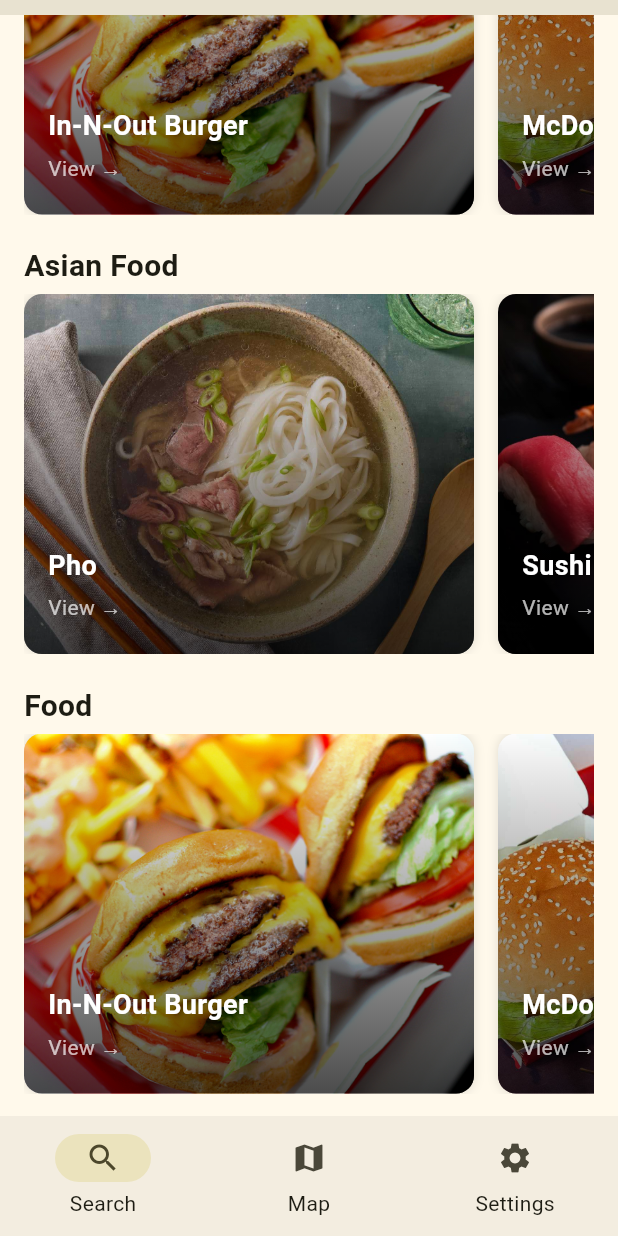
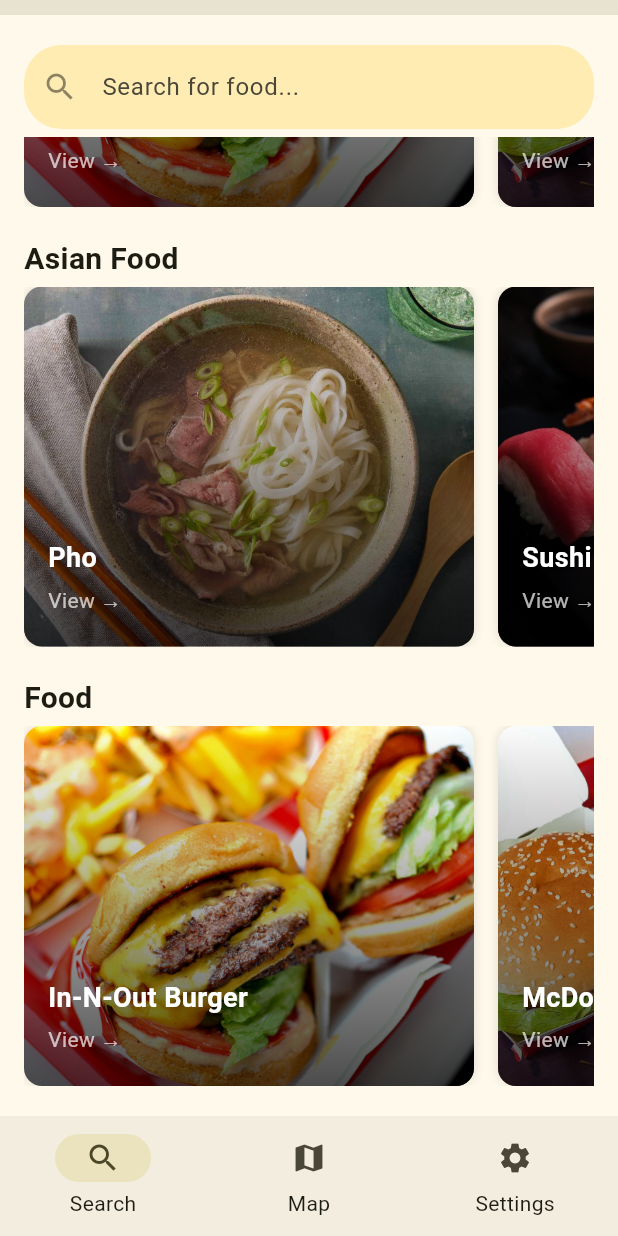
Before and after one commit to Eric19La/Mystery-Munch, a Flutter app: the screen it shows after launch, scrolled down 339 dp, on a phone screen of 412 x 824 dp. Run offline on Flutter 3.47's test engine with Material 3 defaults, Android fonts, the phone set to English and light mode, and no system bars.

Commit message:
Search bar stays at the top when scrolling

```diff
--- a/mobile_app/lib/screens/home_screen.dart
+++ b/mobile_app/lib/screens/home_screen.dart
@@ -34,14 +34,18 @@ class _HomeScreenState extends State<HomeScreen> {
       ),
 
       // Body Section
-      body: SingleChildScrollView(
+      body: Column(
+        children: [
+          const SizedBox(height: 20),
+          const SearchBarWidget(),
+          const SizedBox(height: 5),
+
+          Expanded(
+            child: SingleChildScrollView(
               child: Column(
                 crossAxisAlignment: CrossAxisAlignment.start,
                 children: [
-            const SizedBox(height: 25),
-            // Search Bar
-            SearchBarWidget(),
-            const SizedBox(height: 25),
+                  const SizedBox(height: 20),
 
                   // Category Scrollable Icons
                   SingleChildScrollView(
@@ -68,6 +72,10 @@ class _HomeScreenState extends State<HomeScreen> {
                   CategorySection(title: "Food", items: fastFood),
                 ],
               ),
+            ),
+          ),
+        ],
+
       ),
 
       // Bottom Navigation Bar
```
Lines whose indentation alone changed are shown as unchanged.
